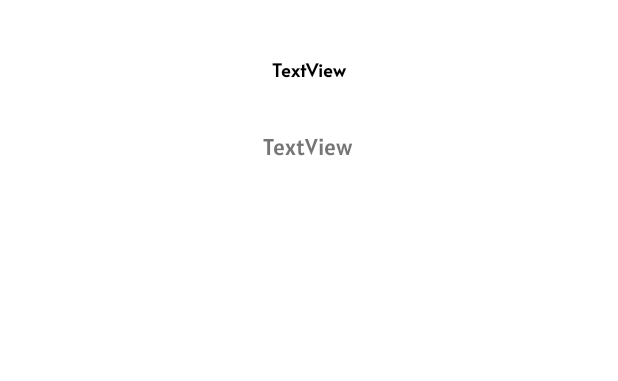
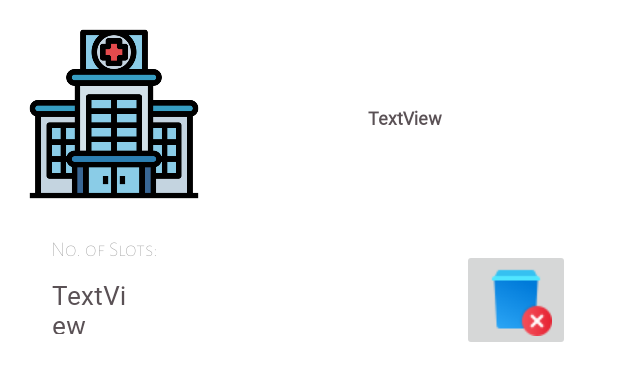
Before and after one commit to AryamanPatra/Covid-Medical-Center, an Android app: the layout data_row.xml on its own in the app's theme, with its tools: preview values and no code run, on a phone screen of 412 x 824 dp. Shown: the top 381 px of the screen. Run offline under Robolectric (Android 15) with nearby library versions, the phone set to English and light mode, and no system bars.

Commit message:
Redesigned data_row.xml & adding delete row function

```diff
--- a/admin/src/main/AndroidManifest.xml
+++ b/admin/src/main/AndroidManifest.xml
@@ -18,6 +18,9 @@
                 <category android:name="android.intent.category.LAUNCHER" />
             </intent-filter>
         </activity>
+        <meta-data
+            android:name="preloaded_fonts"
+            android:resource="@array/preloaded_fonts" />
     </application>
 
 </manifest>
--- a/admin/src/main/java/com/example/admin/AdminActivity.java
+++ b/admin/src/main/java/com/example/admin/AdminActivity.java
@@ -18,6 +18,8 @@ import android.text.TextWatcher;
 import android.util.Log;
 import android.view.View;
 import android.widget.EditText;
+import android.widget.ImageButton;
+import android.widget.Toast;
 
 
 import java.util.ArrayList;
@@ -25,6 +27,7 @@ import java.util.ArrayList;
 public class AdminActivity extends AppCompatActivity {
     RecyclerView recyclerView;
     FloatingActionButton fa;
+    ImageButton imb;
     MedCentre[] arr = {new MedCentre("Capital Hospital",5),
             new MedCentre("SUM Hospital",7)};
     ArrayList<MedCentre> medCentreArrayList = new ArrayList<MedCentre>();
@@ -118,6 +121,17 @@ public class AdminActivity extends AppCompatActivity {
             }
         });
 
+        //Deleting Data using Image Button
+        View temp = getLayoutInflater().inflate(R.layout.data_row,null);
+        imb = temp.findViewById(R.id.delData);
+        imb.setOnClickListener(new View.OnClickListener() {
+            @Override
+            public void onClick(View view) {
+                imb.setTag(0);
+                Toast.makeText(AdminActivity.this,"Clicked",Toast.LENGTH_SHORT).show();
+            }
+        });
+
         //Retrieving data when app launched
         int retrievedSize = sp.getInt("length",0);
         for (int i=0; i<retrievedSize; i++){
--- a/admin/src/main/java/com/example/admin/CustomAdapter.java
+++ b/admin/src/main/java/com/example/admin/CustomAdapter.java
@@ -27,8 +27,8 @@ public class CustomAdapter extends RecyclerView.Adapter<CustomAdapter.ViewHolder
             super(view);
             // Define click listener for the ViewHolder's View
 
-            textViews[0] = (TextView) view.findViewById(R.id.textView);
-            textViews[1] = (TextView) view.findViewById(R.id.textView2);
+            textViews[0] = (TextView) view.findViewById(R.id.centreNameTv);
+            textViews[1] = (TextView) view.findViewById(R.id.slotsNumTv);
         }
 
         public TextView[] getTextViews() {
--- a/admin/src/main/res/layout/data_row.xml
+++ b/admin/src/main/res/layout/data_row.xml
@@ -3,39 +3,84 @@
     xmlns:app="http://schemas.android.com/apk/res-auto"
     xmlns:tools="http://schemas.android.com/tools"
     android:layout_width="match_parent"
-    android:layout_height="wrap_content">
+    android:layout_height="250dp">
 
     <TextView
-        android:id="@+id/textView"
-        android:layout_width="106dp"
-        android:layout_height="37dp"
-        android:layout_marginTop="20dp"
-        android:fontFamily="@font/alata"
+        android:id="@+id/centreNameTv"
+        android:layout_width="150dp"
+        android:layout_height="100dp"
+        android:layout_margin="20dp"
+        android:autoSizeMaxTextSize="24sp"
+        android:autoSizeMinTextSize="16sp"
+        android:fontFamily="@font/alegreya_sans_sc"
         android:gravity="center"
+        android:padding="10dp"
         android:text="TextView"
-        android:textColor="@color/black"
+        android:textColor="#5A5155"
         android:textSize="12dp"
         android:textStyle="bold"
         app:layout_constraintBottom_toBottomOf="parent"
         app:layout_constraintEnd_toEndOf="parent"
-        app:layout_constraintHorizontal_bias="0.498"
+        app:layout_constraintHorizontal_bias="0.789"
         app:layout_constraintStart_toStartOf="parent"
         app:layout_constraintTop_toTopOf="parent"
-        app:layout_constraintVertical_bias="0.101" />
+        app:layout_constraintVertical_bias="0.077" />
 
     <TextView
-        android:id="@+id/textView2"
+        android:id="@+id/slotsNumTv"
+        android:height="38dp"
+        android:width="50dp"
         android:layout_width="wrap_content"
         android:layout_height="wrap_content"
-        android:layout_marginTop="20dp"
-        android:layout_marginBottom="20dp"
-        android:fontFamily="@font/alatsi"
+        android:layout_margin="20dp"
+        android:fontFamily="@font/alegreya_sans_sc"
         android:text="TextView"
-        android:textSize="15dp"
+        android:textSize="17dp"
+        android:textColor="#5A5155"
         app:layout_constraintBottom_toBottomOf="parent"
         app:layout_constraintEnd_toEndOf="parent"
-        app:layout_constraintHorizontal_bias="0.498"
+        app:layout_constraintHorizontal_bias="0.046"
         app:layout_constraintStart_toStartOf="parent"
-        app:layout_constraintTop_toBottomOf="@+id/textView"
-        app:layout_constraintVertical_bias="1.0" />
+        app:layout_constraintTop_toBottomOf="@+id/centreNameTv"
+        app:layout_constraintVertical_bias="0.838" />
+
+    <ImageButton
+        android:id="@+id/delData"
+        android:layout_width="wrap_content"
+        android:layout_height="wrap_content"
+        android:maxHeight="48dp"
+        android:maxWidth="48dp"
+        app:layout_constraintBottom_toBottomOf="parent"
+        app:layout_constraintHorizontal_bias="0.874"
+        app:layout_constraintLeft_toRightOf="@id/slotsNumTv"
+        app:layout_constraintRight_toRightOf="parent"
+        app:layout_constraintTop_toTopOf="parent"
+        app:layout_constraintVertical_bias="0.912"
+        app:srcCompat="@drawable/trash_icon" />
+
+    <ImageView
+        android:id="@+id/hospitalLogo"
+        android:layout_width="120dp"
+        android:layout_height="120dp"
+        app:layout_constraintBottom_toBottomOf="parent"
+        app:layout_constraintEnd_toEndOf="parent"
+        app:layout_constraintHorizontal_bias="0.054"
+        app:layout_constraintStart_toStartOf="parent"
+        app:layout_constraintTop_toTopOf="parent"
+        app:layout_constraintVertical_bias="0.123"
+        app:srcCompat="@drawable/hospital_icon" />
+
+    <TextView
+        android:id="@+id/noOfSlots"
+        android:layout_width="wrap_content"
+        android:layout_height="wrap_content"
+        android:fontFamily="@font/alegreya_sans_sc_thin"
+        android:text="No. of Slots:"
+        android:textStyle="bold"
+        app:layout_constraintBottom_toTopOf="@+id/slotsNumTv"
+        app:layout_constraintEnd_toEndOf="parent"
+        app:layout_constraintHorizontal_bias="0.1"
+        app:layout_constraintStart_toStartOf="parent"
+        app:layout_constraintTop_toBottomOf="@+id/hospitalLogo"
+        app:layout_constraintVertical_bias="0.688" />
 </androidx.constraintlayout.widget.ConstraintLayout>
```
Also changed, not shown: admin/src/main/res/drawable/hospital_icon.png (added), admin/src/main/res/drawable/trash_icon.png (added), admin/src/main/res/font/alegreya_sans_sc_thin.ttf (added).
